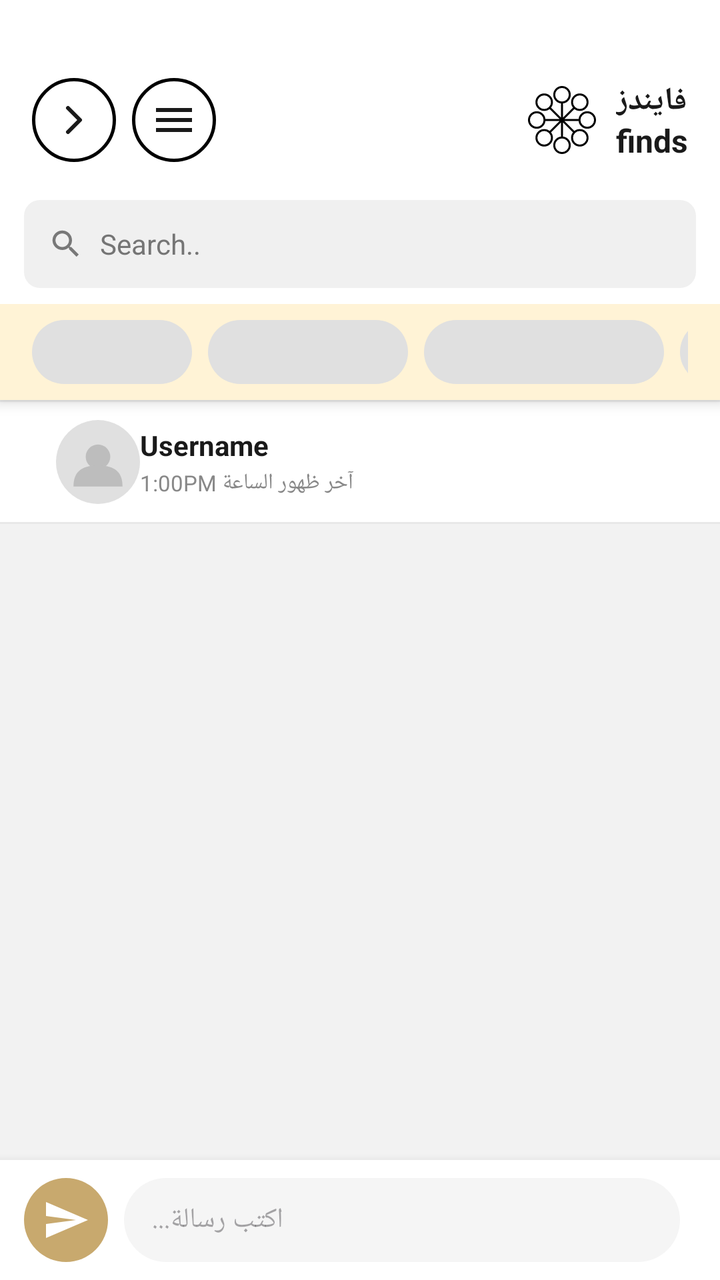
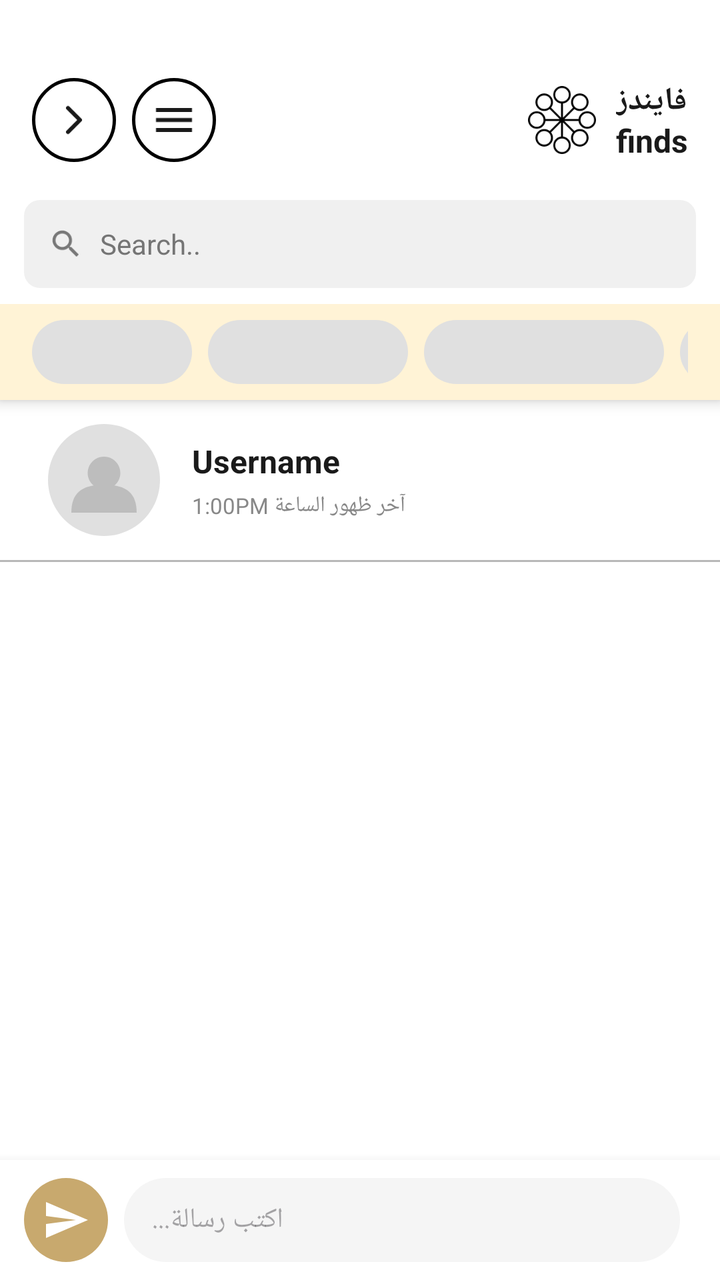

Before-and-after screenshots of an Android layout around one commit, followed by the original layout XML and the change that was made.
<!-- AndroidManifest.xml: application theme Theme.MyApplication -->
<!-- res/layout/activity_chat.xml -->
<?xml version="1.0" encoding="utf-8"?>
<LinearLayout
    xmlns:android="http://schemas.android.com/apk/res/android"
    xmlns:app="http://schemas.android.com/apk/res-auto"
    android:layout_width="match_parent"
    android:layout_height="match_parent"
    android:orientation="vertical"
    android:background="@color/bg_screen"
    android:clipChildren="false"
    android:layoutDirection="locale">

    
    <include layout="@layout/layout_appbar_back" />

    
    <include layout="@layout/layout_home_header" />

    
    <LinearLayout
        android:layout_width="match_parent"
        android:layout_height="60dp"
        android:background="@color/surface_primary"
        android:gravity="center_vertical"
        android:orientation="horizontal"
        android:paddingHorizontal="16dp"
        android:layout_marginTop="1dp">

        <ImageView
            android:id="@+id/ivChatAvatar"
            android:layout_width="42dp"
            android:layout_height="42dp"
            android:src="@drawable/ic_avatar_placeholder"
            android:layout_marginStart="12dp" />

        <LinearLayout
            android:layout_width="0dp"
            android:layout_height="wrap_content"
            android:layout_weight="1"
            android:orientation="vertical">

            <TextView
                android:id="@+id/tvChatName"
                android:layout_width="wrap_content"
                android:layout_height="wrap_content"
                android:text="@string/username_placeholder"
                android:textSize="14sp"
                android:textStyle="bold"
                android:textColor="@color/text_primary" />

            <TextView
                android:id="@+id/tvChatStatus"
                android:layout_width="wrap_content"
                android:layout_height="wrap_content"
                android:text="@string/str_________________100pm"
                android:textSize="11sp"
                android:textColor="@color/text_secondary"
                android:layout_marginTop="2dp" />
        </LinearLayout>
    </LinearLayout>

    <View android:layout_width="match_parent" android:layout_height="1dp"
        android:background="@color/divider" />

    
    <FrameLayout
        android:layout_width="match_parent"
        android:layout_height="0dp"
        android:layout_weight="1">

        
        <com.facebook.shimmer.ShimmerFrameLayout
            android:id="@+id/shimmerChat"
            android:layout_width="match_parent"
            android:layout_height="match_parent"
            android:visibility="gone">

            <LinearLayout
                android:layout_width="match_parent"
                android:layout_height="wrap_content"
                android:orientation="vertical"
                android:padding="16dp">

                <include layout="@layout/item_shimmer_message_received" />
                <include layout="@layout/item_shimmer_message_sent" />
                <include layout="@layout/item_shimmer_message_received" />
                <include layout="@layout/item_shimmer_message_sent" />
                <include layout="@layout/item_shimmer_message_received" />
            </LinearLayout>
        </com.facebook.shimmer.ShimmerFrameLayout>

        
        <androidx.recyclerview.widget.RecyclerView
            android:id="@+id/rvMessages"
            android:layout_width="match_parent"
            android:layout_height="match_parent"
            android:paddingVertical="12dp"
            android:paddingHorizontal="12dp"
            android:clipToPadding="false"
            android:visibility="gone" />

        
        <LinearLayout
            android:id="@+id/layoutError"
            android:layout_width="match_parent"
            android:layout_height="match_parent"
            android:gravity="center"
            android:orientation="vertical"
            android:visibility="gone">

            <ImageView
                android:layout_width="64dp"
                android:layout_height="64dp"
                android:src="@drawable/ic_error"
                android:alpha="0.45" />

            <TextView
                android:id="@+id/tvErrorMsg"
                android:layout_width="wrap_content"
                android:layout_height="wrap_content"
                android:layout_marginTop="12dp"
                android:gravity="center"
                android:text="@string/error_occurred"
                android:textColor="@color/text_secondary"
                android:textSize="14sp" />

            <Button
                android:id="@+id/btnRetry"
                android:layout_width="wrap_content"
                android:layout_height="44dp"
                android:layout_marginTop="16dp"
                android:paddingHorizontal="24dp"
                android:text="@string/str_______________"
                android:backgroundTint="@color/find_primary"
                style="@style/Widget.MaterialComponents.Button" />
        </LinearLayout>

    </FrameLayout>

    
    <LinearLayout
        android:id="@+id/llMessageInputBar"
        android:layout_width="match_parent"
        android:layout_height="wrap_content"
        android:minHeight="60dp"
        android:background="@color/surface_primary"
        android:gravity="center_vertical"
        android:orientation="horizontal"
        android:paddingHorizontal="12dp"
        android:paddingTop="9dp"
        android:paddingBottom="9dp"
        android:elevation="8dp">

        
        <ImageButton
            android:id="@+id/btnSend"
            android:layout_width="42dp"
            android:layout_height="42dp"
            android:src="@drawable/ic_send"
            android:background="@drawable/bg_send_button"
            android:padding="10dp"
            android:contentDescription="send" />

        
        <EditText
            android:id="@+id/etMessage"
            android:layout_width="0dp"
            android:layout_height="42dp"
            android:layout_weight="1"
            android:layout_marginHorizontal="8dp"
            android:background="@drawable/bg_message_input"
            android:gravity="center_vertical|end"
            android:hint="@string/str______________"
            android:textSize="14sp"
            android:textColor="@color/text_primary"
            android:paddingHorizontal="14dp"
            android:imeOptions="actionSend"
            android:inputType="textMultiLine"
            android:maxLines="3" />

    </LinearLayout>

</LinearLayout>
<!-- res/layout/layout_appbar_back.xml (included above) -->
<?xml version="1.0" encoding="utf-8"?>
<LinearLayout
    xmlns:android="http://schemas.android.com/apk/res/android"
    xmlns:app="http://schemas.android.com/apk/res-auto"
    android:id="@+id/llAppBar"
    android:layout_width="match_parent"
    android:layout_height="wrap_content"
    android:orientation="vertical"
    android:background="@color/surface_primary"
    android:elevation="4dp"
    android:layoutDirection="ltr">

    
    <View
        android:id="@+id/statusBarSpacer"
        android:layout_width="match_parent"
        android:layout_height="28dp" />

    
    <LinearLayout
        android:layout_width="match_parent"
        android:layout_height="64dp"
        android:orientation="horizontal"
        android:gravity="center_vertical"
        android:paddingHorizontal="16dp"
        android:paddingVertical="0dp">

        
        <ImageButton
            android:id="@+id/btnBack"
            android:layout_width="42dp"
            android:layout_height="42dp"
            android:background="@drawable/bg_menu_circle"
            android:padding="10dp"
            android:src="@drawable/ic_back"
            app:tint="@color/icon_tint"
            android:contentDescription="رجوع" />

        
        <ImageButton
            android:id="@+id/btnMenu"
            android:layout_width="42dp"
            android:layout_height="42dp"
            android:layout_marginStart="8dp"
            android:background="@drawable/bg_menu_circle"
            android:padding="10dp"
            android:src="@drawable/ic_menu_black"
            app:tint="@color/icon_tint"
            android:contentDescription="القائمة" />

        
        <View
            android:layout_width="0dp"
            android:layout_height="1dp"
            android:layout_weight="1" />

        
        <LinearLayout
            android:layout_width="wrap_content"
            android:layout_height="match_parent"
            android:orientation="horizontal"
            android:gravity="center_vertical">

            <ImageView
                android:layout_width="38dp"
                android:layout_height="38dp"
                android:src="@drawable/ic_app_logo"
                android:contentDescription="Find"
                android:padding="2dp"
                android:layout_marginEnd="8dp" />

            <LinearLayout
                android:layout_width="wrap_content"
                android:layout_height="wrap_content"
                android:orientation="vertical">

                <TextView
                    android:layout_width="wrap_content"
                    android:layout_height="wrap_content"
                    android:text="فايندز"
                    android:textSize="16sp"
                    android:textStyle="bold"
                    android:textColor="@color/text_primary"
                    android:includeFontPadding="false"
                    android:lineSpacingExtra="-3dp" />

                <TextView
                    android:layout_width="wrap_content"
                    android:layout_height="wrap_content"
                    android:text="finds"
                    android:textSize="16sp"
                    android:textStyle="bold"
                    android:textColor="@color/text_primary"
                    android:includeFontPadding="false"
                    android:lineSpacingExtra="-3dp" />
            </LinearLayout>
        </LinearLayout>
    </LinearLayout>

</LinearLayout>
<!-- res/layout/layout_home_header.xml (included above) -->
<?xml version="1.0" encoding="utf-8"?>
<LinearLayout
    xmlns:android="http://schemas.android.com/apk/res/android"
    android:id="@+id/llHomeHeader"
    android:layout_width="match_parent"
    android:layout_height="wrap_content"
    android:orientation="vertical"
    android:background="@color/surface_primary"
    android:elevation="4dp">

    
    <LinearLayout
        android:id="@+id/llHomeSearchContainer"
        android:layout_width="match_parent"
        android:layout_height="44dp"
        android:layout_marginHorizontal="12dp"
        android:layout_marginTop="8dp"
        android:layout_marginBottom="8dp"
        android:background="@drawable/bg_search_bar"
        android:gravity="center_vertical"
        android:orientation="horizontal"
        android:layoutDirection="locale"
        android:paddingHorizontal="12dp"
        android:clickable="true"
        android:focusable="true">

        
        <ImageView
            android:layout_width="18dp"
            android:layout_height="18dp"
            android:src="@drawable/ic_search"
            android:alpha="0.5"
            android:importantForAccessibility="no" />

        <TextView
            android:id="@+id/tvHomeSearchHint"
            android:layout_width="0dp"
            android:layout_weight="1"
            android:layout_height="match_parent"
            android:gravity="start|center_vertical"
            android:paddingHorizontal="8dp"
            android:textSize="14sp"
            android:text="@string/search_hint"
            android:textColor="@color/find_gray_text" />
    </LinearLayout>

    
    <androidx.recyclerview.widget.RecyclerView
        android:id="@+id/rvHomeTopTabs"
        android:layout_width="match_parent"
        android:layout_height="48dp"
        android:background="@color/surface_tabs"
        android:orientation="horizontal"
        android:visibility="gone"
        app:layoutManager="androidx.recyclerview.widget.LinearLayoutManager"
        xmlns:app="http://schemas.android.com/apk/res-auto" />

    
    <LinearLayout
        android:id="@+id/llHomeTabShimmer"
        android:layout_width="match_parent"
        android:layout_height="48dp"
        android:orientation="horizontal"
        android:gravity="center_vertical"
        android:paddingHorizontal="16dp"
        android:background="@color/surface_tabs">

        <View android:layout_width="80dp" android:layout_height="32dp"
            android:layout_marginEnd="8dp" android:background="@drawable/bg_category_shimmer" />
        <View android:layout_width="100dp" android:layout_height="32dp"
            android:layout_marginEnd="8dp" android:background="@drawable/bg_category_shimmer" />
        <View android:layout_width="120dp" android:layout_height="32dp"
            android:layout_marginEnd="8dp" android:background="@drawable/bg_category_shimmer" />
        <View android:layout_width="70dp" android:layout_height="32dp"
            android:background="@drawable/bg_category_shimmer" />
    </LinearLayout>

</LinearLayout>
<!-- res/layout/item_shimmer_message_received.xml (included above) -->
<?xml version="1.0" encoding="utf-8"?>
<LinearLayout
    xmlns:android="http://schemas.android.com/apk/res/android"
    android:layout_width="match_parent"
    android:layout_height="wrap_content"
    android:orientation="horizontal"
    android:gravity="end"
    android:layout_marginVertical="6dp">

    <View
        android:layout_width="180dp"
        android:layout_height="44dp"
        android:background="@drawable/bg_shimmer_bubble_received" />

    <Space android:layout_width="0dp" android:layout_height="1dp" android:layout_weight="1" />
</LinearLayout>
<!-- res/layout/item_shimmer_message_sent.xml (included above) -->
<?xml version="1.0" encoding="utf-8"?>
<LinearLayout
    xmlns:android="http://schemas.android.com/apk/res/android"
    android:layout_width="match_parent"
    android:layout_height="wrap_content"
    android:orientation="horizontal"
    android:gravity="start"
    android:layout_marginVertical="6dp">

    <Space android:layout_width="0dp" android:layout_height="1dp" android:layout_weight="1" />

    <View
        android:layout_width="140dp"
        android:layout_height="44dp"
        android:background="@drawable/bg_shimmer_bubble_sent" />
</LinearLayout>
<!-- resources referenced by this layout -->
<resources>
  <color name="bg_screen">#F2F2F2</color>
  <color name="divider">#E8E8E8</color>
  <color name="find_gray_text">#757575</color>
  <color name="find_primary">#C8A96E</color>
  <color name="icon_tint">#FF1A1A1A</color>
  <color name="surface_primary">#FFFFFFFF</color>
  <color name="surface_tabs">#FFFFF3D6</color>
  <color name="text_primary">#1A1A1A</color>
  <color name="text_secondary">#888888</color>
  <!-- drawable bg_category_shimmer (drawable) -->
  <?xml version="1.0" encoding="utf-8"?>
  <shape xmlns:android="http://schemas.android.com/apk/res/android">
      <solid android:color="#E0E0E0" />
      <corners android:radius="16dp" />
  </shape>
  <!-- drawable bg_menu_circle (drawable) -->
  <?xml version="1.0" encoding="utf-8"?>
  <shape xmlns:android="http://schemas.android.com/apk/res/android"
      android:shape="oval">
      <stroke
          android:width="1.5dp"
          android:color="@color/menu_circle_stroke" />
      <solid android:color="@color/surface_primary" />
      <size
          android:width="44dp"
          android:height="44dp" />
  </shape>
  <!-- drawable bg_message_input (drawable) -->
  <?xml version="1.0" encoding="utf-8"?>
  <shape xmlns:android="http://schemas.android.com/apk/res/android"
      android:shape="rectangle">
      <solid android:color="@color/input_bg" />
      <corners android:radius="21dp" />
  </shape>
  <!-- drawable bg_search_bar (drawable) -->
  <?xml version="1.0" encoding="utf-8"?>
  <shape xmlns:android="http://schemas.android.com/apk/res/android">
      <solid android:color="@color/search_bg" />
      <corners android:radius="8dp" />
  </shape>
  <!-- drawable bg_send_button (drawable) -->
  <?xml version="1.0" encoding="utf-8"?>
  <shape xmlns:android="http://schemas.android.com/apk/res/android"
      android:shape="oval">
      <solid android:color="@color/send_button_bg" />
  </shape>
  <!-- drawable bg_shimmer_bubble_sent (drawable) -->
  <?xml version="1.0" encoding="utf-8"?>
  <shape xmlns:android="http://schemas.android.com/apk/res/android"
      android:shape="rectangle">
      <solid android:color="@color/shimmer_base" />
      <corners
          android:topLeftRadius="18dp"
          android:topRightRadius="18dp"
          android:bottomLeftRadius="18dp"
          android:bottomRightRadius="4dp" />
  </shape>
  <!-- drawable ic_menu_black (drawable) -->
  <vector xmlns:android="http://schemas.android.com/apk/res/android"
      android:width="24dp"
      android:height="24dp"
      android:viewportWidth="24"
      android:viewportHeight="24">
    <path
        android:fillColor="#000000"
        android:pathData="M3,18h18v-2H3v2zM3,13h18v-2H3v2zM3,6v2h18V6H3z"/>
  </vector>
  <!-- drawable ic_send (drawable) -->
  <?xml version="1.0" encoding="utf-8"?>
  <vector xmlns:android="http://schemas.android.com/apk/res/android"
      android:width="24dp"
      android:height="24dp"
      android:viewportWidth="24"
      android:viewportHeight="24">
      <path
          android:fillColor="#FFFFFF"
          android:pathData="M2.01,21L23,12 2.01,3 2,10l15,2-15,2z" />
  </vector>
  <string name="error_occurred">An error occurred</string>
  <string name="search_hint">Search..</string>
  <string name="str______________">اكتب رسالة...</string>
  <string name="str_______________">إعادة المحاولة</string>
  <string name="str_________________100pm">آخر ظهور الساعة 1:00PM</string>
  <string name="username_placeholder">Username</string>
  <style name="Theme.MyApplication" parent="Base.Theme.MyApplication" />
  <color name="menu_circle_stroke">#FF000000</color>
  <color name="input_bg">#F5F5F5</color>
  <color name="search_bg">#F0F0F0</color>
  <color name="send_button_bg">#C8A96E</color>
  <color name="shimmer_base">#E8E8E8</color>
  <color name="white">#FFFFFFFF</color>
  <!-- unchanged entries left out for length: 7 -->
</resources>

<!-- the commit's change to res/layout/activity_chat.xml (unified diff, before → after) -->
@@ -18,32 +18,34 @@
     
     <LinearLayout
         android:layout_width="match_parent"
-        android:layout_height="60dp"
+        android:layout_height="80dp"
         android:background="@color/surface_primary"
         android:gravity="center_vertical"
         android:orientation="horizontal"
         android:paddingHorizontal="16dp"
-        android:layout_marginTop="1dp">
+        android:layoutDirection="locale">
 
         <ImageView
             android:id="@+id/ivChatAvatar"
-            android:layout_width="42dp"
-            android:layout_height="42dp"
+            android:layout_width="56dp"
+            android:layout_height="56dp"
             android:src="@drawable/ic_avatar_placeholder"
-            android:layout_marginStart="12dp" />
+            android:layout_marginEnd="16dp"
+            android:layout_marginStart="8dp" />
 
         <LinearLayout
             android:layout_width="0dp"
             android:layout_height="wrap_content"
             android:layout_weight="1"
-            android:orientation="vertical">
+            android:orientation="vertical"
+            android:gravity="center_vertical">
 
             <TextView
                 android:id="@+id/tvChatName"
                 android:layout_width="wrap_content"
                 android:layout_height="wrap_content"
                 android:text="@string/username_placeholder"
-                android:textSize="14sp"
+                android:textSize="16sp"
                 android:textStyle="bold"
                 android:textColor="@color/text_primary" />
 
@@ -54,18 +56,19 @@
                 android:text="@string/str_________________100pm"
                 android:textSize="11sp"
                 android:textColor="@color/text_secondary"
-                android:layout_marginTop="2dp" />
+                android:layout_marginTop="4dp" />
         </LinearLayout>
     </LinearLayout>
 
     <View android:layout_width="match_parent" android:layout_height="1dp"
-        android:background="@color/divider" />
+        android:background="#40000000" />
 
     
     <FrameLayout
         android:layout_width="match_parent"
         android:layout_height="0dp"
-        android:layout_weight="1">
+        android:layout_weight="1"
+        android:background="@color/white">
 
         
         <com.facebook.shimmer.ShimmerFrameLayout
<!-- resource entries referenced after the edit -->
@@ -1,7 +1,6 @@
 <!-- resources referenced by this layout -->
 <resources>
-  <color name="bg_screen">#F2F2F2</color>
-  <color name="divider">#E8E8E8</color>
+  <color name="bg_screen">#F5F5F5</color>
   <color name="find_gray_text">#757575</color>
   <color name="find_primary">#C8A96E</color>
   <color name="icon_tint">#FF1A1A1A</color>
